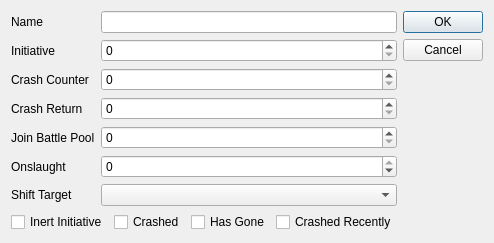
Before: the Qt Designer form lib/Modification_Window.ui in ErikSeguinte/ex-3e-tracker-Python, drawn with Qt 5.
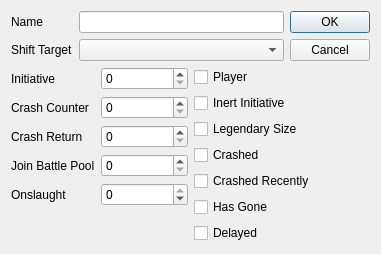
After: the same form once the commit is applied.

Commit message: Added new character variables to modification window. Still need to add underlying code.

Diff of the .ui file:
```diff
--- a/lib/Modification_Window.ui
+++ b/lib/Modification_Window.ui
@@ -6,18 +6,21 @@
    <rect>
     <x>0</x>
     <y>0</y>
-    <width>472</width>
-    <height>223</height>
+    <width>381</width>
+    <height>239</height>
    </rect>
   </property>
   <property name="windowTitle">
    <string>Dialog</string>
   </property>
-  <layout class="QHBoxLayout" name="horizontalLayout_2">
+  <layout class="QVBoxLayout" name="verticalLayout">
    <item>
-    <layout class="QVBoxLayout" name="verticalLayout">
+    <layout class="QHBoxLayout" name="horizontalLayout_2">
      <item>
-      <layout class="QFormLayout" name="formLayout">
+      <layout class="QFormLayout" name="formLayout_2">
+       <property name="formAlignment">
+        <set>Qt::AlignLeading|Qt::AlignLeft|Qt::AlignVCenter</set>
+       </property>
        <item row="0" column="0">
         <widget class="QLabel" name="label">
          <property name="text">
@@ -25,67 +28,85 @@
          </property>
         </widget>
        </item>
+       <item row="1" column="1">
+        <widget class="QComboBox" name="comboBox"/>
+       </item>
+       <item row="1" column="0">
+        <widget class="QLabel" name="label_8">
+         <property name="text">
+          <string>Shift Target</string>
+         </property>
+        </widget>
+       </item>
        <item row="0" column="1">
         <widget class="QLineEdit" name="name_edit"/>
        </item>
-       <item row="1" column="0">
+      </layout>
+     </item>
+     <item>
+      <widget class="QDialogButtonBox" name="buttonBox">
+       <property name="orientation">
+        <enum>Qt::Vertical</enum>
+       </property>
+       <property name="standardButtons">
+        <set>QDialogButtonBox::Cancel|QDialogButtonBox::Ok</set>
+       </property>
+      </widget>
+     </item>
+    </layout>
+   </item>
+   <item>
+    <layout class="QHBoxLayout" name="horizontalLayout">
+     <item>
+      <layout class="QFormLayout" name="formLayout">
+       <item row="0" column="0">
         <widget class="QLabel" name="label_2">
          <property name="text">
           <string>Initiative</string>
          </property>
         </widget>
        </item>
-       <item row="1" column="1">
+       <item row="0" column="1">
         <widget class="QSpinBox" name="Initiative_box"/>
        </item>
-       <item row="2" column="0">
+       <item row="1" column="0">
         <widget class="QLabel" name="label_4">
          <property name="text">
           <string>Crash Counter</string>
          </property>
         </widget>
        </item>
-       <item row="2" column="1">
+       <item row="1" column="1">
         <widget class="QSpinBox" name="crash_counter_box"/>
        </item>
-       <item row="3" column="0">
+       <item row="2" column="0">
         <widget class="QLabel" name="label_5">
          <property name="text">
           <string>Crash Return</string>
          </property>
         </widget>
        </item>
-       <item row="3" column="1">
+       <item row="2" column="1">
         <widget class="QSpinBox" name="crash_return_box"/>
        </item>
-       <item row="4" column="0">
+       <item row="3" column="0">
         <widget class="QLabel" name="label_7">
          <property name="text">
           <string>Join Battle Pool</string>
          </property>
         </widget>
        </item>
-       <item row="4" column="1">
+       <item row="3" column="1">
         <widget class="QSpinBox" name="join_battle_box"/>
        </item>
-       <item row="6" column="0">
-        <widget class="QLabel" name="label_8">
-         <property name="text">
-          <string>Shift Target</string>
-         </property>
-        </widget>
-       </item>
-       <item row="6" column="1">
-        <widget class="QComboBox" name="comboBox"/>
-       </item>
-       <item row="5" column="0">
+       <item row="4" column="0">
         <widget class="QLabel" name="label_3">
          <property name="text">
           <string>Onslaught</string>
          </property>
         </widget>
        </item>
-       <item row="5" column="1">
+       <item row="4" column="1">
         <widget class="QSpinBox" name="onslaught_spinbox">
          <property name="minimum">
           <number>-99</number>
@@ -98,7 +119,17 @@
       </layout>
      </item>
      <item>
-      <layout class="QHBoxLayout" name="horizontalLayout">
+      <layout class="QVBoxLayout" name="CheckBoxes">
+       <property name="sizeConstraint">
+        <enum>QLayout::SetMinimumSize</enum>
+       </property>
+       <item>
+        <widget class="QCheckBox" name="player_checkBox">
+         <property name="text">
+          <string>Player</string>
+         </property>
+        </widget>
+       </item>
        <item>
         <widget class="QCheckBox" name="inertcheckBox">
          <property name="text">
@@ -106,6 +137,13 @@
          </property>
         </widget>
        </item>
+       <item>
+        <widget class="QCheckBox" name="checkBox">
+         <property name="text">
+          <string>Legendary Size</string>
+         </property>
+        </widget>
+       </item>
        <item>
         <widget class="QCheckBox" name="crashed_check">
          <property name="text">
@@ -113,13 +151,6 @@
          </property>
         </widget>
        </item>
-       <item>
-        <widget class="QCheckBox" name="has_gone_check">
-         <property name="text">
-          <string>Has Gone</string>
-         </property>
-        </widget>
-       </item>
        <item>
         <widget class="QCheckBox" name="crashed_recentlycheck">
          <property name="text">
@@ -127,20 +158,24 @@
          </property>
         </widget>
        </item>
+       <item>
+        <widget class="QCheckBox" name="has_gone_check">
+         <property name="text">
+          <string>Has Gone</string>
+         </property>
+        </widget>
+       </item>
+       <item>
+        <widget class="QCheckBox" name="delayed_checkBox">
+         <property name="text">
+          <string>Delayed</string>
+         </property>
+        </widget>
+       </item>
       </layout>
      </item>
     </layout>
    </item>
-   <item>
-    <widget class="QDialogButtonBox" name="buttonBox">
-     <property name="orientation">
-      <enum>Qt::Vertical</enum>
-     </property>
-     <property name="standardButtons">
-      <set>QDialogButtonBox::Cancel|QDialogButtonBox::Ok</set>
-     </property>
-    </widget>
-   </item>
   </layout>
  </widget>
  <resources/>
```
The commit also changes 3 other files.
